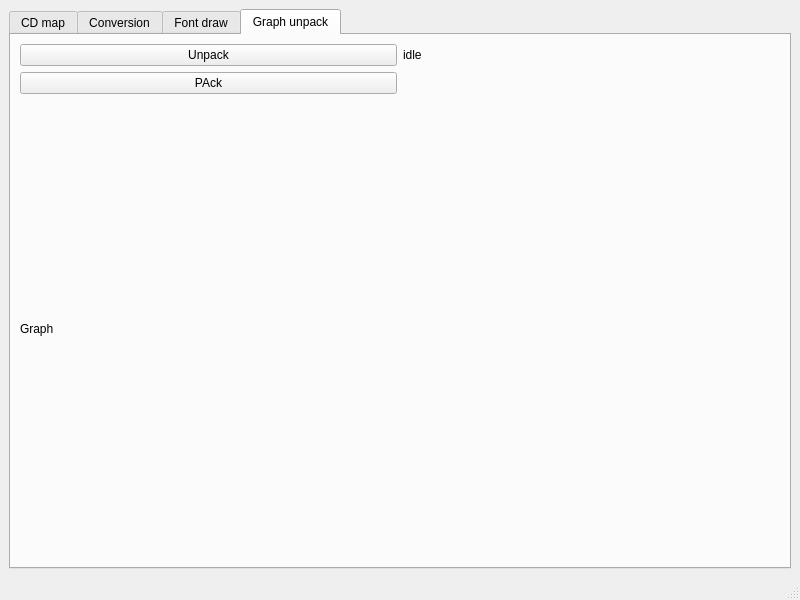
The window that TokiCD/mainwindow.ui (hitomi2500/tokipatch) describes before a commit, drawn with Qt 5.
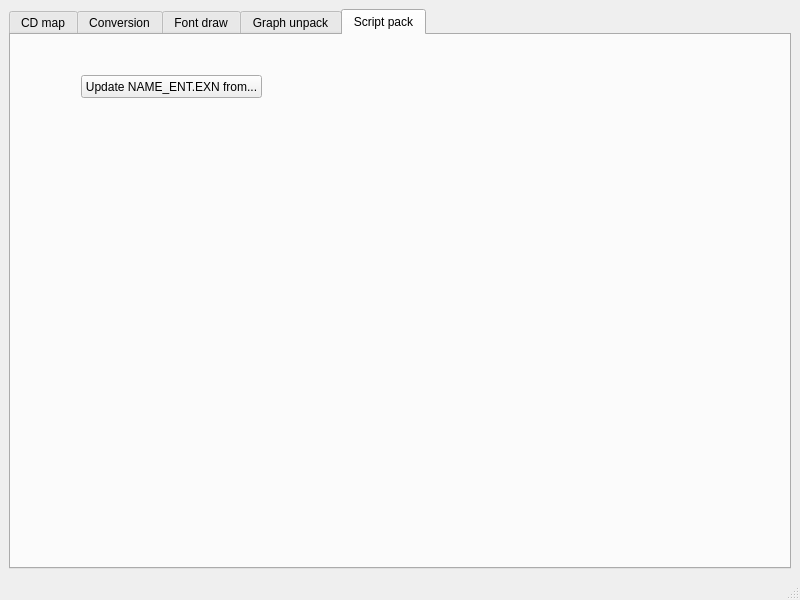
The same window after the commit.

Commit message: TokiCD tool script pack

```diff
--- a/TokiCD/mainwindow.ui
+++ b/TokiCD/mainwindow.ui
@@ -18,7 +18,7 @@
     <item>
      <widget class="QTabWidget" name="tabWidget">
       <property name="currentIndex">
-       <number>3</number>
+       <number>4</number>
       </property>
       <widget class="QWidget" name="tab">
        <attribute name="title">
@@ -151,6 +151,24 @@
         </item>
        </layout>
       </widget>
+      <widget class="QWidget" name="tab_5">
+       <attribute name="title">
+        <string>Script pack</string>
+       </attribute>
+       <widget class="QPushButton" name="pushButton_update_name_ent_from">
+        <property name="geometry">
+         <rect>
+          <x>70</x>
+          <y>40</y>
+          <width>181</width>
+          <height>23</height>
+         </rect>
+        </property>
+        <property name="text">
+         <string>Update NAME_ENT.EXN from...</string>
+        </property>
+       </widget>
+      </widget>
      </widget>
     </item>
    </layout>
```
The commit also changes 3 other files.
